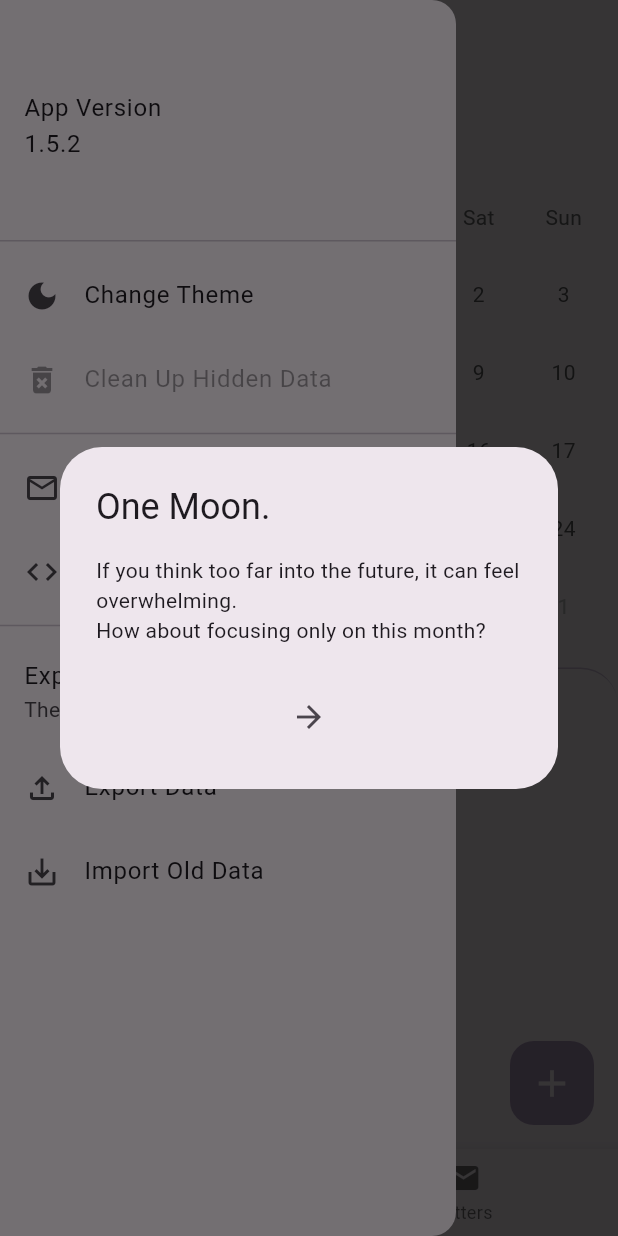
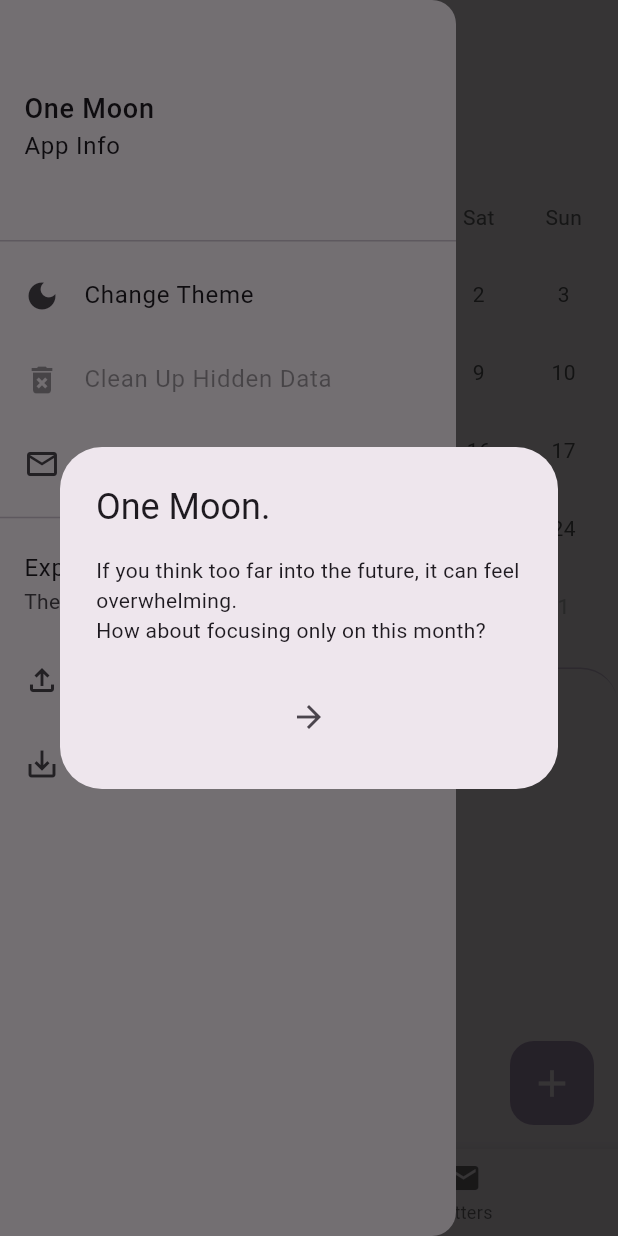
Before and after one commit to MontyCoder0701/anxy_planner, a Flutter app: the screen it shows after launch, with the side drawer open, on a phone screen of 412 x 824 dp. Run offline on Flutter 3.47's test engine with Material 3 defaults, Android fonts, the phone set to English and light mode, and no system bars; drawn by our look-alikes of table_calendar; our stand-ins replace envied, file_picker, package_info_plus, share_plus, shared_preferences, sqflite; missing offline and left inert: encrypt; accounts and stored records are empty; generated files the repository leaves out were written again.

Commit message:
fix: 설정 화면 정돈 및 빠져있던 번역 추가 (#22)
* fix: 빠진 이메일 번역 추가

* fix: 잘못된 주중 계산 수정

* fix: 달자취 기능 고려하여 월 외 데이터만 삭제할 수 있도록 수정

* fix: 지저분한 공간 정리

```diff
--- a/lib/l10n/app_en.arb
+++ b/lib/l10n/app_en.arb
@@ -16,13 +16,14 @@
   "calendar": "Calendar",
   "letters": "Letters",
   "@DRAWER": {},
-  "drawerHeaderVersion": "App Version",
+  "appInfo": "App Info",
   "toggleTheme": "Change Theme",
   "cleanupData": "Clean Up Hidden Data",
   "cleanupDataDescription": "Deleting hidden data will make the app lighter.",
   "confirmCleanup": "Do you want to clean up the data?",
   "dataCleaned": "Data has been cleaned.",
   "contactDeveloper": "Contact the Developer",
+  "emailToDeveloperSubject": "One Moon - Feedback",
   "viewLicense": "View License",
   "experimental": "Experimental",
   "experimentalSubtitle": "These features are still in testing.",
--- a/lib/l10n/app_ko.arb
+++ b/lib/l10n/app_ko.arb
@@ -16,13 +16,14 @@
   "calendar": "달력",
   "letters": "편지",
   "@DRAWER": {},
-  "drawerHeaderVersion": "앱 버전",
+  "appInfo": "앱 정보",
   "toggleTheme": "테마 바꾸기",
   "cleanupData": "숨어있는 데이터 정리하기",
   "cleanupDataDescription": "숨어있는 데이터를 삭제해 앱이 가벼워질거에요.",
   "confirmCleanup": "데이터를 정리할까요?",
   "dataCleaned": "데이터가 정리되었습니다.",
   "contactDeveloper": "개발자에게 문의하기",
+  "emailToDeveloperSubject": "One Moon - 피드백",
   "viewLicense": "라이센스 보기",
   "experimental": "실험실",
   "experimentalSubtitle": "아직 실험중인 기능이에요.",
--- a/lib/view/screen/home/drawer.dart
+++ b/lib/view/screen/home/drawer.dart
@@ -22,13 +22,20 @@ class DrawerWidget extends StatelessWidget {
       child: ListView(
         children: [
           DrawerHeader(
+            child: GestureDetector(
+              behavior: HitTestBehavior.opaque,
+              onTap: () => showLicensePage(
+                context: context,
+                applicationVersion: settingProvider.version,
+              ),
               child: Column(
                 mainAxisAlignment: MainAxisAlignment.center,
                 crossAxisAlignment: CrossAxisAlignment.start,
                 children: [
-                Text(tr.drawerHeaderVersion),
-                Text(settingProvider.version),
+                  Text('One Moon', style: CustomTypography.titleMedium),
+                  Text(tr.appInfo),
                 ],
+              ),
             ),
           ),
           ListTile(
@@ -78,16 +85,12 @@ class DrawerWidget extends StatelessWidget {
               );
             },
           ),
-          Divider(),
           ListTile(
             leading: Icon(Icons.email_outlined),
             title: Text(tr.contactDeveloper),
-            onTap: () => settingProvider.sendMailToDeveloper(),
+            onTap: () => settingProvider.sendMailToDeveloper(
+              subject: tr.emailToDeveloperSubject,
             ),
-          ListTile(
-            leading: Icon(Icons.code),
-            title: Text(tr.viewLicense),
-            onTap: () => showLicensePage(context: context),
           ),
           Divider(),
           ListTile(
--- a/lib/view/screen/home/letter/letter.dart
+++ b/lib/view/screen/home/letter/letter.dart
@@ -152,6 +152,7 @@ class _LetterScreenState extends State<LetterScreen> {
         ),
       ),
       floatingActionButton: FloatingActionButton(
+        heroTag: 'letter',
         foregroundColor: Theme.of(context).colorScheme.surface,
         backgroundColor: CustomColor.primary.withOpacity(0.7),
         elevation: 0,
--- a/lib/view/screen/home/todo/todo.dart
+++ b/lib/view/screen/home/todo/todo.dart
@@ -289,6 +289,7 @@ class _TodoScreenState extends State<TodoScreen>
         ],
       ),
       floatingActionButton: FloatingActionButton(
+        heroTag: 'todo',
         foregroundColor: Theme.of(context).colorScheme.surface,
         backgroundColor: CustomColor.primary.withOpacity(0.7),
         elevation: 0,
--- a/lib/view_model/setting.dart
+++ b/lib/view_model/setting.dart
@@ -34,11 +34,11 @@ class SettingProvider extends ChangeNotifier {
     SharedPreferencesRepository.setBool('isTourComplete', true);
   }
 
-  Future<void> sendMailToDeveloper() async {
+  Future<void> sendMailToDeveloper({required String subject}) async {
     final emailUri = Uri(
       scheme: 'mailto',
       path: 'soojlee0106@naver.com',
-      query: 'subject=One Moon 앱 문의',
+      query: 'subject=$subject',
     );
 
     await launchUrl(emailUri);
--- a/lib/view_model/todo.dart
+++ b/lib/view_model/todo.dart
@@ -11,8 +11,9 @@ class TodoProvider extends CrudProvider<TodoEntity> {
 
   Map<DateTime, List<TodoEntity>> get events {
     Map<DateTime, List<TodoEntity>> events = {};
-    List<TodoEntity> dayTodos =
-        _allValidTodos.where((e) => e.todoType == ETodoType.day).toList();
+    List<TodoEntity> dayTodos = _allValidCalendarTodos
+        .where((e) => e.todoType == ETodoType.day)
+        .toList();
 
     for (TodoEntity todo in dayTodos) {
       DateTime dayKey = DateTime.utc(
@@ -32,7 +33,7 @@ class TodoProvider extends CrudProvider<TodoEntity> {
   }
 
   List<TodoEntity> getTodosByDay(DateTime dateTime) {
-    return _allValidTodos
+    return _allValidCalendarTodos
         .where(
           (e) => e.forDate.day == dateTime.day && e.todoType == ETodoType.day,
         )
@@ -43,9 +44,9 @@ class TodoProvider extends CrudProvider<TodoEntity> {
     final startOfToday = DateTime(dateTime.year, dateTime.month, dateTime.day);
     final startOfWeek =
         startOfToday.subtract(Duration(days: startOfToday.weekday - 1));
-    final endOfWeek = startOfToday.add(const Duration(days: 6));
+    final endOfWeek = startOfWeek.add(const Duration(days: 6));
 
-    return _allValidTodos
+    return _allValidCalendarTodos
         .where(
           (e) =>
               e.forDate
@@ -57,14 +58,16 @@ class TodoProvider extends CrudProvider<TodoEntity> {
   }
 
   List<TodoEntity> getTodosByMonth(DateTime dateTime) {
-    return _allValidTodos.where((e) => e.todoType == ETodoType.month).toList();
+    return _allValidCalendarTodos
+        .where((e) => e.todoType == ETodoType.month)
+        .toList();
   }
 
   Future<void> deleteExpiredTodos() async {
     await deleteMany(_expiredTodos);
   }
 
-  List<TodoEntity> get _allValidTodos {
+  List<TodoEntity> get _allValidCalendarTodos {
     return resources
         .where(
           (e) =>
@@ -80,7 +83,11 @@ class TodoProvider extends CrudProvider<TodoEntity> {
         DateTime(DateTime.now().year, DateTime.now().month, 1);
 
     return resources
-        .where((e) => e.forDate.isBefore(firstOfCurrentMonth))
+        .where(
+          (e) =>
+              e.forDate.isBefore(firstOfCurrentMonth) &&
+              e.todoType != ETodoType.month,
+        )
         .toList();
   }
 }
```
Lines whose indentation alone changed are shown as unchanged.
